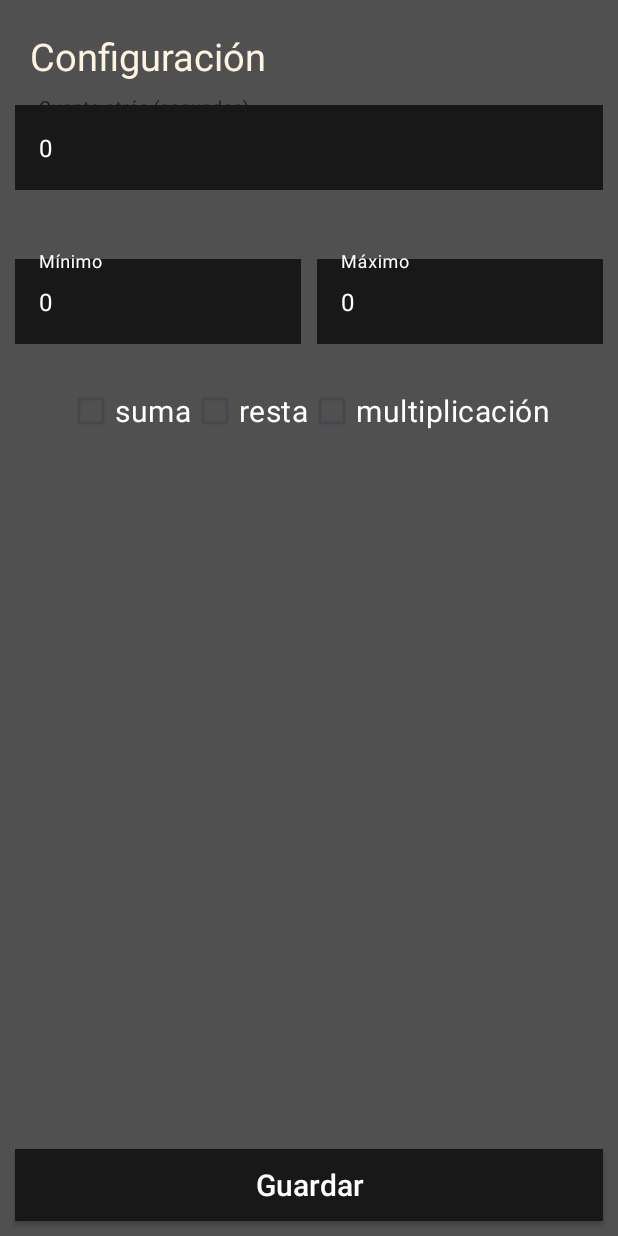
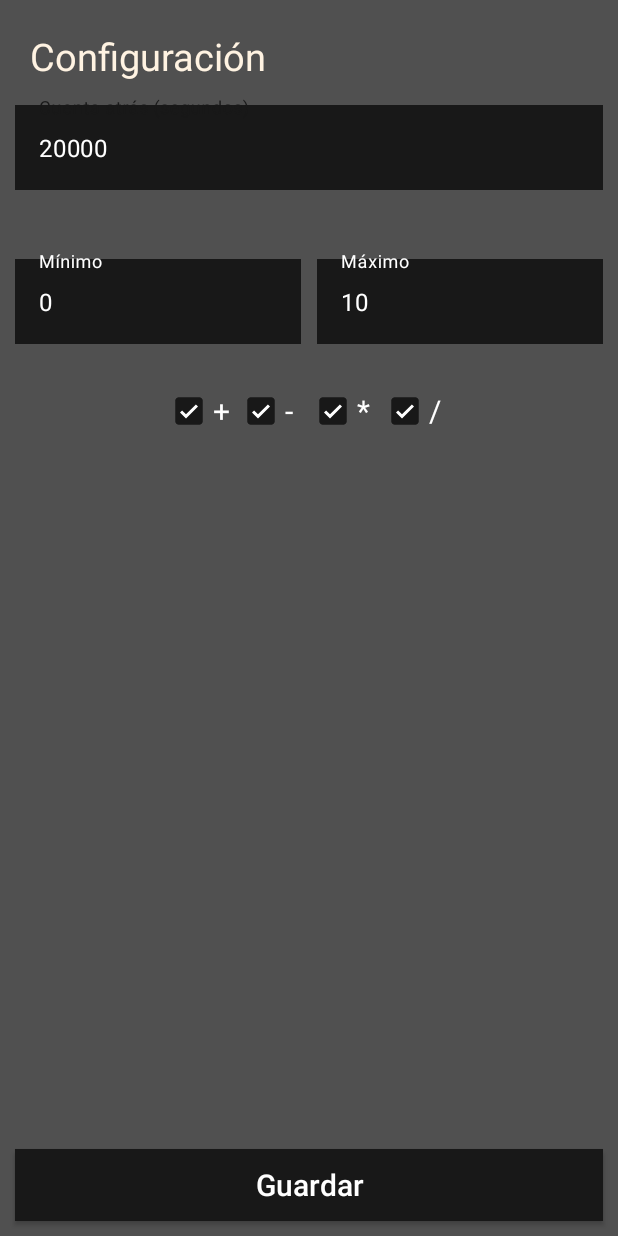
Before and after one commit to midex882/2TDAM-_ESCALON_PRADA_JOSEM_GAMECOLLECTION, an Android app: the Calculatron screen opened directly, with no data from a screen before it, after a tap on an icon or button, on a phone screen of 412 x 824 dp. Run offline under Robolectric (Android 15) with nearby library versions, the phone set to English and light mode, and no system bars.

Commit message:
18/12/23 19:43 Finished configuration activity. Pending fixing minor bugs

```diff
--- a/app/src/main/java/com/example/practica_1/Calculatron.kt
+++ b/app/src/main/java/com/example/practica_1/Calculatron.kt
@@ -1,5 +1,6 @@
 package com.example.practica_1
 
+import android.content.Context
 import android.content.Intent
 import android.content.SharedPreferences
 import android.os.Bundle
@@ -30,6 +31,8 @@ class Calculatron : AppCompatActivity() {
     var wrongs = 0
     var total_rights = 0
     var total_wrongs = 0
+    var max = 10
+    var min = 0
     lateinit var operands : MutableList<String>
     lateinit var main : ConstraintLayout
     lateinit var rights_textView : TextView
@@ -124,33 +127,65 @@ class Calculatron : AppCompatActivity() {
     fun generate_operation(next : Boolean = false)
     {
         var answer = ""
-        var n1 = Random.nextInt(1, 10)
-        var n2 = Random.nextInt(1,10)
-        var op = Random.nextInt(0,2)
-        var operand = when(op){
-            0 ->  "*"
-            1 -> "+"
-            2 -> "-"
-//            3 -> "/"
-            else -> "ç̶̧̨̩̻̯̗̺̜͎͚̖͉̗̘͔͔̦̮̖̙̫̞̘͉̘̱͈͚̥͎̇̆̈̋̿̔̔͒̇̔̀̀̎̎͆̐͆͋̉̃̾͝"
+        var n1 = Random.nextInt(min, max)
+        var n2 = Random.nextInt(min,max)
+        var operators = mutableListOf<String>()
+        if(get_shared_preference("add", "boolean", true) as Boolean)
+        {
+            operators.add("+")
         }
-        answer =  when(op){
-            0 -> (n1 * n2)
-            1 -> (n1 + n2)
-            2 -> (n1 - n2)
-//            3 -> (n1 / n2)
-            else -> -1
-        }.toString()
+
+        if(get_shared_preference("multiply", "boolean", true) as Boolean)
+        {
+            operators.add("*")
+        }
+
+        if(get_shared_preference("subtract", "boolean", true) as Boolean)
+        {
+            operators.add("-")
+        }
+
+        if(get_shared_preference("divide", "boolean", true) as Boolean)
+        {
+            operators.add("/")
+        }
+
+        Log.v("operators", operators.toString())
+
+        var operator = operators[Random.nextInt(0,operators.size)]
+        when(operator){
+            "*" -> { answer = (n1 * n2).toString()}
+            "+" -> { answer = (n1 + n2).toString()}
+            "-" -> {
+                if(n1 >= n2)
+                {
+                    answer = (n1 - n2).toString()
+                }else{
+                    operator = "*"
+                    answer = (n1 * n2).toString()
+                }
+            }
+            "/" ->{
+                if(n1 % n2 == 0 && n2 != 0)
+                {
+                    Log.v("operation: ", "$n1 $operator $n2")
+                    answer = (n1 / n2).toString()
+                }else{
+                    operator = "*"
+                    answer = (n1 * n2).toString()
+                }
+            }
+        }
 
         if(next)
         {
             next_answer = answer
-            next_operation = "$n1 $operand $n2 ="
+            next_operation = "$n1 $operator $n2 ="
             next_operation_textView.text = next_operation
 
         }else{
             present_answer = answer
-            present_operation = "$n1 $operand $n2 ="
+            present_operation = "$n1 $operator $n2 ="
             present_operation_textView.text = present_operation
         }
     }
@@ -163,35 +198,48 @@ class Calculatron : AppCompatActivity() {
         {
             rights++
             total_rights++
-            edit_shared_preference("rights", total_rights.toString())
+            edit_shared_preference("rights", total_rights, "int")
             rights_textView.text = rights.toString()
             return true
         }else{
             wrongs++
             total_wrongs ++
-            edit_shared_preference("wrongs", total_wrongs.toString())
+            edit_shared_preference("wrongs", total_wrongs, "int")
             wrongs_textView.text = wrongs.toString()
             return false
         }
 
     }
 
-    fun edit_shared_preference(key: String, value : String)
+    fun edit_shared_preference(key: String, value : Any, type: String)
     {
         with(shared_preferences.edit()){
-            putString(key, value)
+            when(type)
+            {
+                "int" -> putInt(key, value as Int)
+                "boolean" -> putBoolean(key, value as Boolean)
+                "double" -> putFloat(key, value as Float)
+                else -> putString(key, value as String)
+
+            }
             commit()
         }
     }
 
-    fun get_shared_preference(key: String) : String?
+    fun get_shared_preference(key: String, type: String, default : Any) : Any?
     {
-        return shared_preferences.getString(key, "0")
+        var res = when(type)
+        {
+            "int" -> shared_preferences.getInt(key, default as Int)
+            "boolean" -> shared_preferences.getBoolean(key, default as Boolean)
+            "double" -> shared_preferences.getFloat(key,default as Float)
+            else -> shared_preferences.getString(key, default as String)
+
+        }
+        Log.v("get", "${key}: ${res.toString()}")
+
+        return res
     }
-//    fun get_shared_preference_acertadas_falladas(key: String) : String?
-//    {
-//        return shared_preferences.getString(key, "0")
-//    }
 
     fun mark_past_answer(r: String)
     {
@@ -272,15 +320,22 @@ class Calculatron : AppCompatActivity() {
         configuration_imageView = findViewById(R.id.configuration_imageView)
 
 //        shared_preferences = androidx.preference.PreferenceManager.getDefaultSharedPreferences(this)
-//        shared_preferences = getSharedPreferences("shared.xml", 0)
+//        shared_preferences = getSharedPreferences("shared_prefs.xml", 0)
 //        shared_preferences = androidx.preference.PreferenceManager.getDefaultSharedPreferences(this)
-        shared_preferences = this.getSharedPreferences(
-            "com.example.practica_1", 0);
-        Log.v("shared", shared_preferences.toString())
-        total_rights = get_shared_preference("rights")!!.toInt()
-        total_wrongs = get_shared_preference("wrongs")!!.toInt()
-//        time = get_shared_preference("time")!!.toInt()
-        time = 20000
+//        shared_preferences = this.getPreferences( 0);
+//        Log.v("shared", shared_preferences.toString())
+//        shared_preferences = this.getSharedPreferences("shared_prefs", MODE_PRIVATE)
+
+        shared_preferences = getSharedPreferences("shared_prefs", Context.MODE_PRIVATE)
+
+        total_rights = get_shared_preference("rights", "int", 0) as Int
+        total_wrongs = get_shared_preference("wrongs", "int", 0) as Int
+        time = get_shared_preference("time_left", "int", 30000) as Int
+        max = get_shared_preference("max", "int", 10) as Int
+        min = get_shared_preference("min", "int", 0) as Int
+
+        Log.v("max", max.toString())
+        Log.v("min", min.toString())
         val elementIds = arrayOf("zero", "one", "two", "three", "four", "five", "six", "seven", "eight","nine")
 
         for (elementId in elementIds) {
--- a/app/src/main/java/com/example/practica_1/Configuration.kt
+++ b/app/src/main/java/com/example/practica_1/Configuration.kt
@@ -1,45 +1,215 @@
 package com.example.practica_1
 
+import android.content.Context
+import android.content.Intent
 import android.content.SharedPreferences
 import android.os.Bundle
+import android.util.Log
+import android.view.View
+import android.widget.Button
+import android.widget.CheckBox
 import android.widget.LinearLayout
 import androidx.appcompat.app.AppCompatActivity
+import androidx.core.content.ContextCompat
+import androidx.core.widget.addTextChangedListener
 import com.google.android.material.textfield.TextInputEditText
+import com.google.android.material.textfield.TextInputLayout
 
 class Configuration : AppCompatActivity() {
 
     var min : Int = 0
     var max : Int = 10
     var time : Int = 20000
+    var errors = mutableListOf(true,true,true)
     lateinit var shared_preferences : SharedPreferences
     lateinit var checkbox : LinearLayout
-    lateinit var time_textView : TextInputEditText
-    lateinit var min_textView : TextInputEditText
-    lateinit var max_textView : TextInputEditText
+    lateinit var timeEdit : TextInputEditText
+    lateinit var timeLayout : TextInputLayout
+    lateinit var minEdit : TextInputEditText
+    lateinit var minLayout : TextInputLayout
+    lateinit var maxEdit : TextInputEditText
+    lateinit var maxLayout : TextInputLayout
+    lateinit var save : Button
+    lateinit var checkboxAdd : CheckBox
+    lateinit var checkboxSubtract : CheckBox
+    lateinit var checkboxMultiply : CheckBox
+    lateinit var checkboxDivide : CheckBox
 
-    fun get_shared_preference(key: String) : String?
+    fun get_shared_preference(key: String, type: String, default : Any) : Any?
     {
-        return shared_preferences.getString(key, "0")
+        var res = when(type)
+        {
+            "int" -> shared_preferences.getInt(key, default as Int)
+            "boolean" -> shared_preferences.getBoolean(key, default as Boolean)
+            "double" -> shared_preferences.getFloat(key,default as Float)
+            else -> shared_preferences.getString(key, default as String)
+
+        }
+        Log.v("get", "${key}: ${res.toString()}")
+
+        return res
     }
+
+    fun decorate_error(view: View)
+    {
+        view.setBackgroundColor(ContextCompat.getColor(view.context, R.color.wrong_red))
+    }
+
+    fun decorate_success(view: View)
+    {
+        view.setBackgroundColor(ContextCompat.getColor(view.context, R.color.dark_grey))
+    }
+
+    fun edit_shared_preference(key: String, value : Any, type: String)
+    {
+        with(shared_preferences.edit()){
+            when(type)
+            {
+                "int" -> putInt(key, value as Int)
+                "boolean" -> putBoolean(key, value as Boolean)
+                "double" -> putFloat(key, value as Float)
+                else -> putString(key, value as String)
+
+            }
+            commit()
+        }
+    }
+
+    fun validate(regex : String, element : TextInputEditText, index : Int) : Boolean
+    {
+        var aux  = element?.text.toString()
+
+        if(aux.isBlank() || aux.isEmpty())
+        {
+            element.error = "Este campo es necesario"
+            decorate_error(element)
+            errors[index] = true
+            return false
+        }else if (!aux.matches(Regex(regex)))
+        {
+            element.error = "Deber ser un número entero"
+            decorate_error(element)
+            errors[index] = true
+            return false
+        }else{
+            element.error = null
+            errors[index] = false
+            decorate_success(element)
+            return true
+        }
+    }
+
+    fun checkbox_reader(element: CheckBox, key : String)
+    {
+        edit_shared_preference(key, element.isChecked, "boolean")
+    }
+
 
     override fun onCreate(savedInstanceState: Bundle?) {
         super.onCreate(savedInstanceState)
         setContentView(R.layout.configuration)
 
         checkbox = findViewById<LinearLayout>(R.id.checkbox)
-        shared_preferences = this.getSharedPreferences(
-            "com.example.practica_1", 0);
-        time_textView = findViewById(R.id.timeEdit)
-        min_textView = findViewById(R.id.minEdit)
-        max_textView = findViewById(R.id.maxEdit)
+//        shared_preferences = this.getPreferences( 0);
+//        shared_preferences = androidx.preference.PreferenceManager.getDefaultSharedPreferences(this)
+//        shared_preferences = this.getPreferences(getString(R.string))
 
-        min = get_shared_preference("min")?.toInt() ?: 0
-        max = get_shared_preference("max")?.toInt() ?: 10
-        time = get_shared_preference("time")?.toInt() ?: 20000
+        shared_preferences = getSharedPreferences("shared_prefs", Context.MODE_PRIVATE)
 
-        time_textView.setText(time.toString())
-        max_textView.setText(max.toString())
-        min_textView.setText(min.toString())
+        timeEdit = findViewById(R.id.timeEdit)
+        minEdit = findViewById(R.id.minEdit)
+        maxEdit = findViewById(R.id.maxEdit)
+
+        maxLayout = findViewById<TextInputLayout>(R.id.maxLayout)
+        minLayout = findViewById<TextInputLayout>(R.id.minLayout)
+        timeLayout = findViewById<TextInputLayout>(R.id.time)
+
+        checkboxAdd = findViewById<CheckBox>(R.id.checkbox_add)
+        checkboxSubtract = findViewById<CheckBox>(R.id.checkbox_subtract)
+        checkboxMultiply = findViewById<CheckBox>(R.id.checkbox_multiply)
+        checkboxDivide = findViewById<CheckBox>(R.id.checkbox_divide)
+
+        save = findViewById(R.id.save)
+
+        min = get_shared_preference("min", "int", 0) as Int
+        max = get_shared_preference("max", "int", 10) as Int
+        time = get_shared_preference("time_left", "int", 20000) as Int
+
+        checkboxAdd.isChecked = get_shared_preference("add", "boolean", true) as Boolean
+        checkboxMultiply.isChecked = get_shared_preference("multiply", "boolean", true) as Boolean
+        checkboxSubtract.isChecked = get_shared_preference("subtract", "boolean", true) as Boolean
+        checkboxDivide.isChecked = get_shared_preference("divide", "boolean", true) as Boolean
+
+        timeEdit.setText(time.toString())
+        maxEdit.setText(max.toString())
+        minEdit.setText(min.toString())
+
+        timeEdit.addTextChangedListener {
+            if(validate("^[0-9]{0,8}\$", timeEdit, 0))
+            {
+                time = timeEdit.text.toString().toInt()
+                Log.v("time", time.toString())
+            }
+        }
+
+        minEdit.addTextChangedListener {
+            if(validate("^[0-9]{0,3}\$", minEdit, 1))
+            {
+                min = minEdit.text.toString().toInt()
+                Log.v("min", min.toString())
+            }
+        }
+
+        maxEdit.addTextChangedListener {
+            if(validate("^[0-9]{0,3}\$", maxEdit, 2))
+            {
+                max = maxEdit.text.toString().toInt()
+                Log.v("max", max.toString())
+            }
+        }
+
+        checkboxAdd.setOnCheckedChangeListener { buttonView, isChecked ->
+            checkbox_reader(checkboxAdd, "add")
+        }
+
+        checkboxSubtract.setOnCheckedChangeListener { buttonView, isChecked ->
+            checkbox_reader(checkboxSubtract, "subtract")
+        }
+
+        checkboxMultiply.setOnCheckedChangeListener { buttonView, isChecked ->
+            checkbox_reader(checkboxMultiply, "multiply")
+        }
+
+        checkboxDivide.setOnCheckedChangeListener { buttonView, isChecked ->
+            checkbox_reader(checkboxDivide, "divide")
+        }
+
+
+
+        save.setOnClickListener {
+            Log.v("errors", errors.toString())
+            validate("^[0-9]{1,3}\$", minEdit, 1)
+            validate("^[0-9]{1,3}\$", maxEdit, 2)
+            validate("^[0-9]{1,8}\$", timeEdit, 0)
+
+            if(true !in errors && max >= min)
+            {
+                edit_shared_preference("max", max, "int")
+                edit_shared_preference("min", min, "int")
+                edit_shared_preference("time_left", time, "int")
+
+                Log.v("preference", "max: ${get_shared_preference("max", "int", 20)}")
+                Log.v("preference", "min: ${get_shared_preference("min", "int", 0)}")
+                Log.v("preference", "time: ${get_shared_preference("time_left", "int", 20000)}")
+                val intent = Intent(this, Calculatron::class.java)
+                startActivity(intent)
+            }
+
+        }
+
+
+
+
 
 
 
--- a/app/src/main/res/layout/calculatron_finish.xml
+++ b/app/src/main/res/layout/calculatron_finish.xml
@@ -28,7 +28,7 @@
         app:layout_constraintEnd_toEndOf="@id/guideline"
         app:layout_constraintBottom_toBottomOf="@id/guideline_horizontal"
         app:layout_constraintTop_toTopOf="@id/guideline_horizontal"
-        android:layout_width="wrap_content"
+        android:layout_width="match_parent"
         android:layout_height="wrap_content"
         android:layout_margin="10dp"
         app:cardCornerRadius="50dp"
--- a/app/src/main/res/layout/configuration.xml
+++ b/app/src/main/res/layout/configuration.xml
@@ -114,22 +114,30 @@
             android:layout_height="wrap_content"
             android:textColor="@color/white"
             android:textSize="20sp"
-            android:text="suma" />
-        <CheckBox android:id="@+id/checkbox_substract"
+            android:text="+" />
+        <CheckBox android:id="@+id/checkbox_subtract"
             android:layout_width="wrap_content"
             android:layout_height="wrap_content"
             android:textColor="@color/white"
             android:textSize="20sp"
-            android:text="resta"/>
-        <CheckBox android:id="@+id/checkbox_multuply"
+            android:text="-"/>
+        <CheckBox android:id="@+id/checkbox_multiply"
             android:layout_width="wrap_content"
             android:layout_height="wrap_content"
             android:textColor="@color/white"
             android:textSize="20sp"
-            android:text="multiplicación"/>
+            android:text="*"/>
+
+        <CheckBox android:id="@+id/checkbox_divide"
+            android:layout_width="wrap_content"
+            android:layout_height="wrap_content"
+            android:textColor="@color/white"
+            android:textSize="20sp"
+            android:text="/"/>
     </LinearLayout>
 
     <androidx.appcompat.widget.AppCompatButton
+        android:id="@+id/save"
         app:layout_constraintBottom_toBottomOf="parent"
         app:layout_constraintStart_toStartOf="parent"
         android:layout_margin="10dp"
--- a/app/src/main/res/values/colors.xml
+++ b/app/src/main/res/values/colors.xml
@@ -17,4 +17,6 @@
     <color name="dark_cream">#DDCABB</color>
     <color name="next_operation">#D14B16</color>
     <color name="dark_green">#2B7134</color>
+    <color name="wrong_red">#2FAD362E</color>
+    <color name="success_green">#2F3BAD2E</color>
 </resources>
```
Also changed, not shown: app/src/main/res/values/shared.xml (deleted, +0 -16 lines), app/src/main/res/values/shared_prefs.xml (added, +19 -0 lines).
